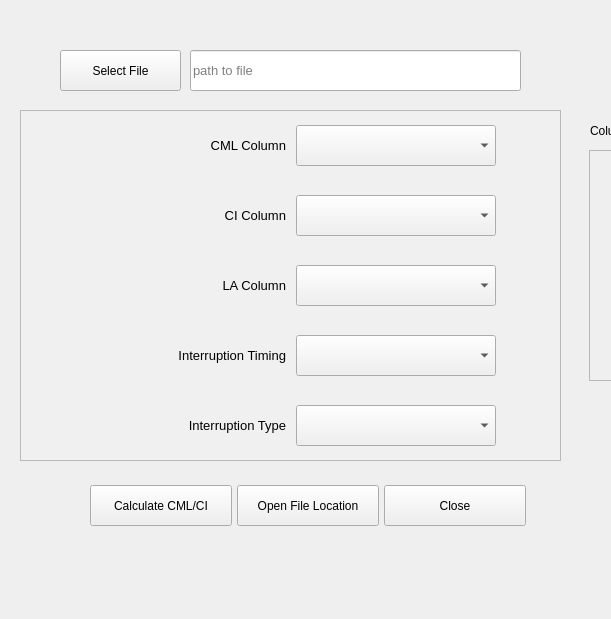
Qt form designs/cml_ci_UI.ui (johnomage/PYTHONGUI) before a commit; both pictures show x 100 to 711 and y 0 to 619 of the 889 by 619 pixel window.
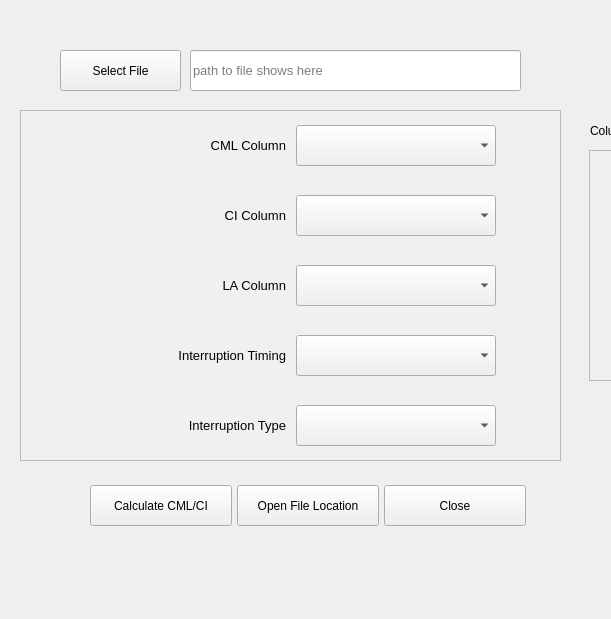
The same form after that commit.

```diff
--- a/designs/cml_ci_UI.ui
+++ b/designs/cml_ci_UI.ui
@@ -84,10 +84,10 @@
      <bool>true</bool>
     </property>
     <property name="placeholderText">
-     <string>path to file</string>
+     <string>path to file shows here</string>
     </property>
    </widget>
-   <widget class="QWidget" name="horizontalLayoutWidget_6">
+   <widget class="QWidget" name="horizontalLayoutWidget">
     <property name="geometry">
      <rect>
       <x>190</x>
```
Left out of the diff: 30 changed lines with no effect on the pictures.
